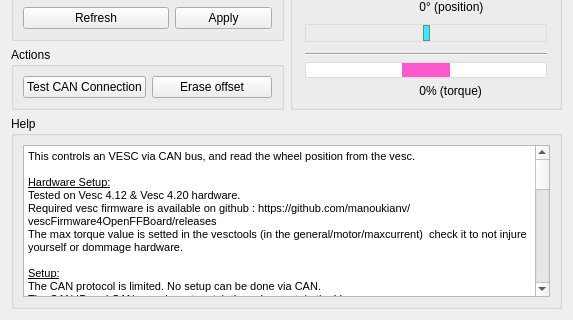
First picture: the form in res/vesc.ui, repository Ultrawipf/OpenFFBoard-configurator, before the edit; both pictures show x 0 to 573 and y 169 to 489 of the 573 by 489 pixel window.
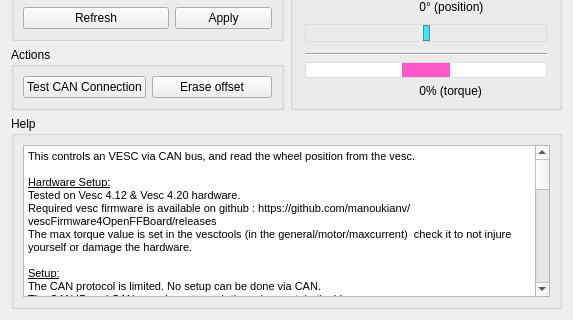
Second picture: the form after the edit.

Patch:
```diff
--- a/res/vesc.ui
+++ b/res/vesc.ui
@@ -486,48 +486,48 @@
         </property>
         <property name="html">
          <string>&lt;!DOCTYPE HTML PUBLIC &quot;-//W3C//DTD HTML 4.0//EN&quot; &quot;http://www.w3.org/TR/REC-html40/strict.dtd&quot;&gt;
-&lt;html&gt;&lt;head&gt;&lt;meta name=&quot;qrichtext&quot; content=&quot;1&quot; /&gt;&lt;meta charset=&quot;utf-8&quot; /&gt;&lt;style type=&quot;text/css&quot;&gt;
+&lt;html&gt;&lt;head&gt;&lt;meta name=&quot;qrichtext&quot; content=&quot;1&quot; /&gt;&lt;style type=&quot;text/css&quot;&gt;
 p, li { white-space: pre-wrap; }
-&lt;/style&gt;&lt;/head&gt;&lt;body style=&quot; font-family:'.AppleSystemUIFont'; font-size:13pt; font-weight:400; font-style:normal;&quot;&gt;
-&lt;p style=&quot; margin-top:0px; margin-bottom:0px; margin-left:0px; margin-right:0px; -qt-block-indent:0; text-indent:0px;&quot;&gt;&lt;span style=&quot; font-family:'MS Shell Dlg 2'; font-size:8.25pt;&quot;&gt;This controls an VESC via CAN bus, and read the wheel position from the vesc.&lt;/span&gt;&lt;/p&gt;
-&lt;p style=&quot;-qt-paragraph-type:empty; margin-top:0px; margin-bottom:0px; margin-left:0px; margin-right:0px; -qt-block-indent:0; text-indent:0px; font-family:'MS Shell Dlg 2'; font-size:8.25pt;&quot;&gt;&lt;br /&gt;&lt;/p&gt;
-&lt;p style=&quot; margin-top:0px; margin-bottom:0px; margin-left:0px; margin-right:0px; -qt-block-indent:0; text-indent:0px;&quot;&gt;&lt;span style=&quot; font-family:'MS Shell Dlg 2'; font-size:8.25pt; text-decoration: underline;&quot;&gt;Hardware Setup:&lt;/span&gt;&lt;/p&gt;
-&lt;p style=&quot; margin-top:0px; margin-bottom:0px; margin-left:0px; margin-right:0px; -qt-block-indent:0; text-indent:0px;&quot;&gt;&lt;span style=&quot; font-family:'MS Shell Dlg 2'; font-size:8.25pt;&quot;&gt;Tested on Vesc 4.12 &amp;amp; Vesc 4.20 hardware.&lt;/span&gt;&lt;/p&gt;
-&lt;p style=&quot; margin-top:0px; margin-bottom:0px; margin-left:0px; margin-right:0px; -qt-block-indent:0; text-indent:0px;&quot;&gt;&lt;span style=&quot; font-family:'MS Shell Dlg 2'; font-size:8.25pt;&quot;&gt;Required vesc firmware is available on github : https://github.com/manoukianv/vescFirmware4OpenFFBoard/releases&lt;/span&gt;&lt;/p&gt;
-&lt;p style=&quot; margin-top:0px; margin-bottom:0px; margin-left:0px; margin-right:0px; -qt-block-indent:0; text-indent:0px;&quot;&gt;&lt;span style=&quot; font-family:'MS Shell Dlg 2'; font-size:8.25pt;&quot;&gt;The max torque value is setted in the vesctools (in the general/motor/maxcurrent)  check it to not injure yourself or dommage hardware.&lt;/span&gt;&lt;/p&gt;
-&lt;p style=&quot;-qt-paragraph-type:empty; margin-top:0px; margin-bottom:0px; margin-left:0px; margin-right:0px; -qt-block-indent:0; text-indent:0px; font-family:'MS Shell Dlg 2'; font-size:8.25pt;&quot;&gt;&lt;br /&gt;&lt;/p&gt;
-&lt;p style=&quot; margin-top:0px; margin-bottom:0px; margin-left:0px; margin-right:0px; -qt-block-indent:0; text-indent:0px;&quot;&gt;&lt;span style=&quot; font-family:'MS Shell Dlg 2'; font-size:8.25pt; text-decoration: underline;&quot;&gt;Setup:&lt;/span&gt;&lt;/p&gt;
-&lt;p style=&quot; margin-top:0px; margin-bottom:0px; margin-left:0px; margin-right:0px; -qt-block-indent:0; text-indent:0px;&quot;&gt;&lt;span style=&quot; font-family:'MS Shell Dlg 2'; font-size:8.25pt;&quot;&gt;The CAN protocol is limited. No setup can be done via CAN.&lt;/span&gt;&lt;/p&gt;
-&lt;p style=&quot; margin-top:0px; margin-bottom:0px; margin-left:0px; margin-right:0px; -qt-block-indent:0; text-indent:0px;&quot;&gt;&lt;span style=&quot; font-family:'MS Shell Dlg 2'; font-size:8.25pt;&quot;&gt;The CAN ID and CAN speed must match the values set  in the Vesc.&lt;/span&gt;&lt;/p&gt;
-&lt;p style=&quot; margin-top:0px; margin-bottom:0px; margin-left:0px; margin-right:0px; -qt-block-indent:0; text-indent:0px;&quot;&gt;&lt;span style=&quot; font-family:'MS Shell Dlg 2'; font-size:8.25pt;&quot;&gt;Remember to terminate the CAN bus by connecting 120 Ohm resistors on both ends if not present!&lt;/span&gt;&lt;/p&gt;
-&lt;p style=&quot;-qt-paragraph-type:empty; margin-top:0px; margin-bottom:0px; margin-left:0px; margin-right:0px; -qt-block-indent:0; text-indent:0px; font-family:'MS Shell Dlg 2'; font-size:8.25pt;&quot;&gt;&lt;br /&gt;&lt;/p&gt;
-&lt;p style=&quot; margin-top:0px; margin-bottom:0px; margin-left:0px; margin-right:0px; -qt-block-indent:0; text-indent:0px;&quot;&gt;&lt;span style=&quot; font-family:'MS Shell Dlg 2'; font-size:8.25pt;&quot;&gt;You have to setup the vesc with the VescTools to run properly.&lt;/span&gt;&lt;/p&gt;
-&lt;p style=&quot;-qt-paragraph-type:empty; margin-top:0px; margin-bottom:0px; margin-left:0px; margin-right:0px; -qt-block-indent:0; text-indent:0px; font-family:'MS Shell Dlg 2'; font-size:8.25pt;&quot;&gt;&lt;br /&gt;&lt;/p&gt;
-&lt;p style=&quot; margin-top:0px; margin-bottom:0px; margin-left:0px; margin-right:0px; -qt-block-indent:0; text-indent:0px;&quot;&gt;&lt;span style=&quot; font-family:'MS Shell Dlg 2'; font-size:8.25pt;&quot;&gt;Once the Vesc enters in normal condition (without issue in the vesc tools) the FFBoard will start reading the encoder position and sending torque values. &lt;/span&gt;&lt;/p&gt;
-&lt;p style=&quot;-qt-paragraph-type:empty; margin-top:0px; margin-bottom:0px; margin-left:0px; margin-right:0px; -qt-block-indent:0; text-indent:0px; font-family:'MS Shell Dlg 2'; font-size:8.25pt;&quot;&gt;&lt;br /&gt;&lt;/p&gt;
-&lt;p style=&quot; margin-top:0px; margin-bottom:0px; margin-left:0px; margin-right:0px; -qt-block-indent:0; text-indent:0px;&quot;&gt;&lt;span style=&quot; font-family:'MS Shell Dlg 2'; font-size:8.25pt;&quot;&gt;Check the Vesc website for setup : www.vesc-project.com&lt;/span&gt;&lt;/p&gt;
-&lt;p style=&quot;-qt-paragraph-type:empty; margin-top:0px; margin-bottom:0px; margin-left:0px; margin-right:0px; -qt-block-indent:0; text-indent:0px; font-family:'MS Shell Dlg 2'; font-size:8.25pt;&quot;&gt;&lt;br /&gt;&lt;/p&gt;
-&lt;p style=&quot; margin-top:0px; margin-bottom:0px; margin-left:0px; margin-right:0px; -qt-block-indent:0; text-indent:0px;&quot;&gt;&lt;span style=&quot; font-family:'MS Shell Dlg 2'; font-size:8.25pt; text-decoration: underline;&quot;&gt;CAN speeds:&lt;/span&gt;&lt;/p&gt;
-&lt;p style=&quot; margin-top:0px; margin-bottom:0px; margin-left:0px; margin-right:0px; -qt-block-indent:0; text-indent:0px;&quot;&gt;&lt;span style=&quot; font-family:'MS Shell Dlg 2'; font-size:8.25pt;&quot;&gt;FFB requires a 1kHz update rate for encoder positions and torque. &lt;/span&gt;&lt;/p&gt;
-&lt;p style=&quot; margin-top:0px; margin-bottom:0px; margin-left:0px; margin-right:0px; -qt-block-indent:0; text-indent:0px;&quot;&gt;&lt;span style=&quot; font-family:'MS Shell Dlg 2'; font-size:8.25pt;&quot;&gt;A baud rate of at least 250k is required to barely meet this requirement (packet loss possible).&lt;/span&gt;&lt;/p&gt;
-&lt;p style=&quot; margin-top:0px; margin-bottom:0px; margin-left:0px; margin-right:0px; -qt-block-indent:0; text-indent:0px;&quot;&gt;&lt;span style=&quot; font-family:'MS Shell Dlg 2'; font-size:8.25pt;&quot;&gt;Its recommended to use 500k (1 motor) or 1M (1 or 2 motors) if possible.&lt;/span&gt;&lt;/p&gt;
-&lt;p style=&quot;-qt-paragraph-type:empty; margin-top:0px; margin-bottom:0px; margin-left:0px; margin-right:0px; -qt-block-indent:0; text-indent:0px; font-family:'MS Shell Dlg 2'; font-size:8.25pt;&quot;&gt;&lt;br /&gt;&lt;/p&gt;
-&lt;p style=&quot; margin-top:0px; margin-bottom:0px; margin-left:0px; margin-right:0px; -qt-block-indent:0; text-indent:0px;&quot;&gt;&lt;span style=&quot; font-family:'MS Shell Dlg 2'; font-size:8.25pt; text-decoration: underline;&quot;&gt;CAN ID:&lt;/span&gt;&lt;/p&gt;
-&lt;p style=&quot; margin-top:0px; margin-bottom:0px; margin-left:0px; margin-right:0px; -qt-block-indent:0; text-indent:0px;&quot;&gt;&lt;span style=&quot; font-family:'MS Shell Dlg 2'; font-size:8.25pt;&quot;&gt;Both OpenFFBoard and Vesc have a CAN ID on the can network, and they must be all different.&lt;/span&gt;&lt;/p&gt;
-&lt;p style=&quot; margin-top:0px; margin-bottom:0px; margin-left:0px; margin-right:0px; -qt-block-indent:0; text-indent:0px;&quot;&gt;&lt;span style=&quot; font-family:'MS Shell Dlg 2'; font-size:8.25pt; font-weight:696;&quot;&gt;Vesc CAN ID : &lt;/span&gt;&lt;span style=&quot; font-family:'MS Shell Dlg 2'; font-size:8.25pt;&quot;&gt;you can use the &amp;quot;universal vesc CAN ID&amp;quot; 255 if you have only one vesc on the CAN.&lt;/span&gt;&lt;/p&gt;
-&lt;p style=&quot; margin-top:0px; margin-bottom:0px; margin-left:0px; margin-right:0px; -qt-block-indent:0; text-indent:0px;&quot;&gt;&lt;span style=&quot; font-family:'MS Shell Dlg 2'; font-size:8.25pt;&quot;&gt;If you plan to use 2 vesc on the bus, for exemple in dual axis config, you must enter the CAN ID of the vesc attached to this axis (using vesctools connected to the wanted vesc to get its id).&lt;/span&gt;&lt;/p&gt;
-&lt;p style=&quot; margin-top:0px; margin-bottom:0px; margin-left:0px; margin-right:0px; -qt-block-indent:0; text-indent:0px;&quot;&gt;&lt;span style=&quot; font-family:'MS Shell Dlg 2'; font-size:8.25pt; font-weight:696;&quot;&gt;OpenFFBoad CAN ID&lt;/span&gt;&lt;span style=&quot; font-family:'MS Shell Dlg 2'; font-size:8.25pt;&quot;&gt; : choose a random CAN ID, unique on the BUS, to allow VESC to reply to the OpenFFBoard. Default one (64) works if the vesc CAN ID is not the same, just check it ;-)&lt;/span&gt;&lt;/p&gt;
-&lt;p style=&quot;-qt-paragraph-type:empty; margin-top:0px; margin-bottom:0px; margin-left:0px; margin-right:0px; -qt-block-indent:0; text-indent:0px; font-family:'MS Shell Dlg 2'; font-size:8.25pt;&quot;&gt;&lt;br /&gt;&lt;/p&gt;
-&lt;p style=&quot; margin-top:0px; margin-bottom:0px; margin-left:0px; margin-right:0px; -qt-block-indent:0; text-indent:0px;&quot;&gt;&lt;span style=&quot; font-family:'MS Shell Dlg 2'; font-size:8.25pt; text-decoration: underline;&quot;&gt;Use vesc Encoder:&lt;/span&gt;&lt;/p&gt;
-&lt;p style=&quot; margin-top:0px; margin-bottom:0px; margin-left:0px; margin-right:0px; -qt-block-indent:0; text-indent:0px;&quot;&gt;&lt;span style=&quot; font-family:'MS Shell Dlg 2'; font-size:8.25pt;&quot;&gt;when this option is checked, OpenFFBoard read the value from the vesc position sensor. If you prefer setup an encoder in the axis tab, uncheck this option and setup it properly in the UI.&lt;/span&gt;&lt;/p&gt;
-&lt;p style=&quot; margin-top:0px; margin-bottom:0px; margin-left:0px; margin-right:0px; -qt-block-indent:0; text-indent:0px;&quot;&gt;&lt;span style=&quot; font-family:'MS Shell Dlg 2'; font-size:8.25pt;&quot;&gt;Notice: vesc must have an encoder to work in FOC mode. &lt;/span&gt;&lt;/p&gt;
-&lt;p style=&quot;-qt-paragraph-type:empty; margin-top:0px; margin-bottom:0px; margin-left:0px; margin-right:0px; -qt-block-indent:0; text-indent:0px; font-family:'MS Shell Dlg 2'; font-size:8.25pt;&quot;&gt;&lt;br /&gt;&lt;/p&gt;
-&lt;p style=&quot; margin-top:0px; margin-bottom:0px; margin-left:0px; margin-right:0px; -qt-block-indent:0; text-indent:0px;&quot;&gt;&lt;span style=&quot; font-family:'MS Shell Dlg 2'; font-size:8.25pt; text-decoration: underline;&quot;&gt;Encoder offset:&lt;/span&gt;&lt;/p&gt;
-&lt;p style=&quot; margin-top:0px; margin-bottom:0px; margin-left:0px; margin-right:0px; -qt-block-indent:0; text-indent:0px;&quot;&gt;&lt;span style=&quot; font-family:'MS Shell Dlg 2'; font-size:8.25pt;&quot;&gt;this read only, check if there is an encoder offset setting on the axis. As vesc use absolute encoder process, you can center the wheel in the Axis tab. When you power your wheel setup, the vesc connector is reloading the previous offset to keep the wheel always centered.&lt;/span&gt;&lt;/p&gt;
-&lt;p style=&quot;-qt-paragraph-type:empty; margin-top:0px; margin-bottom:0px; margin-left:0px; margin-right:0px; -qt-block-indent:0; text-indent:0px; font-family:'MS Shell Dlg 2'; font-size:8.25pt;&quot;&gt;&lt;br /&gt;&lt;/p&gt;
-&lt;p style=&quot; margin-top:0px; margin-bottom:0px; margin-left:0px; margin-right:0px; -qt-block-indent:0; text-indent:0px;&quot;&gt;&lt;span style=&quot; font-family:'MS Shell Dlg 2'; font-size:8.25pt; text-decoration: underline;&quot;&gt;Copyright:&lt;/span&gt;&lt;/p&gt;
-&lt;p style=&quot; margin-top:0px; margin-bottom:0px; margin-left:0px; margin-right:0px; -qt-block-indent:0; text-indent:0px;&quot;&gt;&lt;span style=&quot; font-family:'MS Shell Dlg 2'; font-size:8.25pt;&quot;&gt;Vesc is an OpenSource project from Vedder in GNU GPL 3 available here : www.vesc-project.com&lt;/span&gt;&lt;/p&gt;
-&lt;p style=&quot; margin-top:0px; margin-bottom:0px; margin-left:0px; margin-right:0px; -qt-block-indent:0; text-indent:0px;&quot;&gt;&lt;span style=&quot; font-family:'MS Shell Dlg 2'; font-size:8.25pt;&quot;&gt;No Vesc source code are used in this project.&lt;/span&gt;&lt;/p&gt;&lt;/body&gt;&lt;/html&gt;</string>
+&lt;/style&gt;&lt;/head&gt;&lt;body style=&quot; font-family:'MS Shell Dlg 2'; font-size:8.25pt; font-weight:400; font-style:normal;&quot;&gt;
+&lt;p style=&quot; margin-top:0px; margin-bottom:0px; margin-left:0px; margin-right:0px; -qt-block-indent:0; text-indent:0px;&quot;&gt;This controls an VESC via CAN bus, and read the wheel position from the vesc.&lt;/p&gt;
+&lt;p style=&quot;-qt-paragraph-type:empty; margin-top:0px; margin-bottom:0px; margin-left:0px; margin-right:0px; -qt-block-indent:0; text-indent:0px;&quot;&gt;&lt;br /&gt;&lt;/p&gt;
+&lt;p style=&quot; margin-top:0px; margin-bottom:0px; margin-left:0px; margin-right:0px; -qt-block-indent:0; text-indent:0px;&quot;&gt;&lt;span style=&quot; text-decoration: underline;&quot;&gt;Hardware Setup:&lt;/span&gt;&lt;/p&gt;
+&lt;p style=&quot; margin-top:0px; margin-bottom:0px; margin-left:0px; margin-right:0px; -qt-block-indent:0; text-indent:0px;&quot;&gt;Tested on Vesc 4.12 &amp;amp; Vesc 4.20 hardware.&lt;/p&gt;
+&lt;p style=&quot; margin-top:0px; margin-bottom:0px; margin-left:0px; margin-right:0px; -qt-block-indent:0; text-indent:0px;&quot;&gt;Required vesc firmware is available on github : https://github.com/manoukianv/vescFirmware4OpenFFBoard/releases&lt;/p&gt;
+&lt;p style=&quot; margin-top:0px; margin-bottom:0px; margin-left:0px; margin-right:0px; -qt-block-indent:0; text-indent:0px;&quot;&gt;The max torque value is set in the vesctools (in the general/motor/maxcurrent)  check it to not injure yourself or damage the hardware.&lt;/p&gt;
+&lt;p style=&quot;-qt-paragraph-type:empty; margin-top:0px; margin-bottom:0px; margin-left:0px; margin-right:0px; -qt-block-indent:0; text-indent:0px;&quot;&gt;&lt;br /&gt;&lt;/p&gt;
+&lt;p style=&quot; margin-top:0px; margin-bottom:0px; margin-left:0px; margin-right:0px; -qt-block-indent:0; text-indent:0px;&quot;&gt;&lt;span style=&quot; text-decoration: underline;&quot;&gt;Setup:&lt;/span&gt;&lt;/p&gt;
+&lt;p style=&quot; margin-top:0px; margin-bottom:0px; margin-left:0px; margin-right:0px; -qt-block-indent:0; text-indent:0px;&quot;&gt;The CAN protocol is limited. No setup can be done via CAN.&lt;/p&gt;
+&lt;p style=&quot; margin-top:0px; margin-bottom:0px; margin-left:0px; margin-right:0px; -qt-block-indent:0; text-indent:0px;&quot;&gt;The CAN ID and CAN speed must match the values set  in the Vesc.&lt;/p&gt;
+&lt;p style=&quot; margin-top:0px; margin-bottom:0px; margin-left:0px; margin-right:0px; -qt-block-indent:0; text-indent:0px;&quot;&gt;Remember to terminate the CAN bus by connecting 120 Ohm resistors on both ends if not present!&lt;/p&gt;
+&lt;p style=&quot;-qt-paragraph-type:empty; margin-top:0px; margin-bottom:0px; margin-left:0px; margin-right:0px; -qt-block-indent:0; text-indent:0px;&quot;&gt;&lt;br /&gt;&lt;/p&gt;
+&lt;p style=&quot; margin-top:0px; margin-bottom:0px; margin-left:0px; margin-right:0px; -qt-block-indent:0; text-indent:0px;&quot;&gt;You have to setup the vesc with the VescTools to run properly.&lt;/p&gt;
+&lt;p style=&quot;-qt-paragraph-type:empty; margin-top:0px; margin-bottom:0px; margin-left:0px; margin-right:0px; -qt-block-indent:0; text-indent:0px;&quot;&gt;&lt;br /&gt;&lt;/p&gt;
+&lt;p style=&quot; margin-top:0px; margin-bottom:0px; margin-left:0px; margin-right:0px; -qt-block-indent:0; text-indent:0px;&quot;&gt;Once the Vesc enters in normal condition (without issue in the vesc tools) the FFBoard will start reading the encoder position and sending torque values. &lt;/p&gt;
+&lt;p style=&quot;-qt-paragraph-type:empty; margin-top:0px; margin-bottom:0px; margin-left:0px; margin-right:0px; -qt-block-indent:0; text-indent:0px;&quot;&gt;&lt;br /&gt;&lt;/p&gt;
+&lt;p style=&quot; margin-top:0px; margin-bottom:0px; margin-left:0px; margin-right:0px; -qt-block-indent:0; text-indent:0px;&quot;&gt;Check the Vesc website for setup : www.vesc-project.com&lt;/p&gt;
+&lt;p style=&quot;-qt-paragraph-type:empty; margin-top:0px; margin-bottom:0px; margin-left:0px; margin-right:0px; -qt-block-indent:0; text-indent:0px;&quot;&gt;&lt;br /&gt;&lt;/p&gt;
+&lt;p style=&quot; margin-top:0px; margin-bottom:0px; margin-left:0px; margin-right:0px; -qt-block-indent:0; text-indent:0px;&quot;&gt;&lt;span style=&quot; text-decoration: underline;&quot;&gt;CAN speeds:&lt;/span&gt;&lt;/p&gt;
+&lt;p style=&quot; margin-top:0px; margin-bottom:0px; margin-left:0px; margin-right:0px; -qt-block-indent:0; text-indent:0px;&quot;&gt;FFB requires a 1kHz update rate for encoder positions and torque. &lt;/p&gt;
+&lt;p style=&quot; margin-top:0px; margin-bottom:0px; margin-left:0px; margin-right:0px; -qt-block-indent:0; text-indent:0px;&quot;&gt;A baud rate of at least 250k is required to barely meet this requirement (packet loss possible).&lt;/p&gt;
+&lt;p style=&quot; margin-top:0px; margin-bottom:0px; margin-left:0px; margin-right:0px; -qt-block-indent:0; text-indent:0px;&quot;&gt;Its recommended to use 500k (1 motor) or 1M (1 or 2 motors) if possible.&lt;/p&gt;
+&lt;p style=&quot;-qt-paragraph-type:empty; margin-top:0px; margin-bottom:0px; margin-left:0px; margin-right:0px; -qt-block-indent:0; text-indent:0px;&quot;&gt;&lt;br /&gt;&lt;/p&gt;
+&lt;p style=&quot; margin-top:0px; margin-bottom:0px; margin-left:0px; margin-right:0px; -qt-block-indent:0; text-indent:0px;&quot;&gt;&lt;span style=&quot; text-decoration: underline;&quot;&gt;CAN ID:&lt;/span&gt;&lt;/p&gt;
+&lt;p style=&quot; margin-top:0px; margin-bottom:0px; margin-left:0px; margin-right:0px; -qt-block-indent:0; text-indent:0px;&quot;&gt;Both OpenFFBoard and Vesc have a CAN ID on the can network, and they must be all different.&lt;/p&gt;
+&lt;p style=&quot; margin-top:0px; margin-bottom:0px; margin-left:0px; margin-right:0px; -qt-block-indent:0; text-indent:0px;&quot;&gt;&lt;span style=&quot; font-weight:696;&quot;&gt;Vesc CAN ID : &lt;/span&gt;you can use the &amp;quot;universal vesc CAN ID&amp;quot; 255 if you have only one vesc on the CAN.&lt;/p&gt;
+&lt;p style=&quot; margin-top:0px; margin-bottom:0px; margin-left:0px; margin-right:0px; -qt-block-indent:0; text-indent:0px;&quot;&gt;If you plan to use 2 vesc on the bus, for exemple in dual axis config, you must enter the CAN ID of the vesc attached to this axis (using vesctools connected to the wanted vesc to get its id).&lt;/p&gt;
+&lt;p style=&quot; margin-top:0px; margin-bottom:0px; margin-left:0px; margin-right:0px; -qt-block-indent:0; text-indent:0px;&quot;&gt;&lt;span style=&quot; font-weight:696;&quot;&gt;OpenFFBoad CAN ID&lt;/span&gt; : choose a random CAN ID, unique on the BUS, to allow VESC to reply to the OpenFFBoard. Default one (64) works if the vesc CAN ID is not the same, just check it ;-)&lt;/p&gt;
+&lt;p style=&quot;-qt-paragraph-type:empty; margin-top:0px; margin-bottom:0px; margin-left:0px; margin-right:0px; -qt-block-indent:0; text-indent:0px;&quot;&gt;&lt;br /&gt;&lt;/p&gt;
+&lt;p style=&quot; margin-top:0px; margin-bottom:0px; margin-left:0px; margin-right:0px; -qt-block-indent:0; text-indent:0px;&quot;&gt;&lt;span style=&quot; text-decoration: underline;&quot;&gt;Use vesc Encoder:&lt;/span&gt;&lt;/p&gt;
+&lt;p style=&quot; margin-top:0px; margin-bottom:0px; margin-left:0px; margin-right:0px; -qt-block-indent:0; text-indent:0px;&quot;&gt;when this option is checked, OpenFFBoard read the value from the vesc position sensor. If you prefer setup an encoder in the axis tab, uncheck this option and setup it properly in the UI.&lt;/p&gt;
+&lt;p style=&quot; margin-top:0px; margin-bottom:0px; margin-left:0px; margin-right:0px; -qt-block-indent:0; text-indent:0px;&quot;&gt;Notice: vesc must have an encoder to work in FOC mode. &lt;/p&gt;
+&lt;p style=&quot;-qt-paragraph-type:empty; margin-top:0px; margin-bottom:0px; margin-left:0px; margin-right:0px; -qt-block-indent:0; text-indent:0px;&quot;&gt;&lt;br /&gt;&lt;/p&gt;
+&lt;p style=&quot; margin-top:0px; margin-bottom:0px; margin-left:0px; margin-right:0px; -qt-block-indent:0; text-indent:0px;&quot;&gt;&lt;span style=&quot; text-decoration: underline;&quot;&gt;Encoder offset:&lt;/span&gt;&lt;/p&gt;
+&lt;p style=&quot; margin-top:0px; margin-bottom:0px; margin-left:0px; margin-right:0px; -qt-block-indent:0; text-indent:0px;&quot;&gt;this read only, check if there is an encoder offset setting on the axis. As vesc uses absolute encoders, you can center the wheel in the Axis tab. When you power your wheel setup, the vesc interface is reloading the previous offset to keep the wheel always centered.&lt;/p&gt;
+&lt;p style=&quot;-qt-paragraph-type:empty; margin-top:0px; margin-bottom:0px; margin-left:0px; margin-right:0px; -qt-block-indent:0; text-indent:0px;&quot;&gt;&lt;br /&gt;&lt;/p&gt;
+&lt;p style=&quot; margin-top:0px; margin-bottom:0px; margin-left:0px; margin-right:0px; -qt-block-indent:0; text-indent:0px;&quot;&gt;&lt;span style=&quot; text-decoration: underline;&quot;&gt;Copyright:&lt;/span&gt;&lt;/p&gt;
+&lt;p style=&quot; margin-top:0px; margin-bottom:0px; margin-left:0px; margin-right:0px; -qt-block-indent:0; text-indent:0px;&quot;&gt;Vesc is an OpenSource project from Vedder in GNU GPL 3 available here : www.vesc-project.com&lt;/p&gt;
+&lt;p style=&quot; margin-top:0px; margin-bottom:0px; margin-left:0px; margin-right:0px; -qt-block-indent:0; text-indent:0px;&quot;&gt;No Vesc source code is used in this projects firmware.&lt;/p&gt;&lt;/body&gt;&lt;/html&gt;</string>
         </property>
        </widget>
       </item>
```
